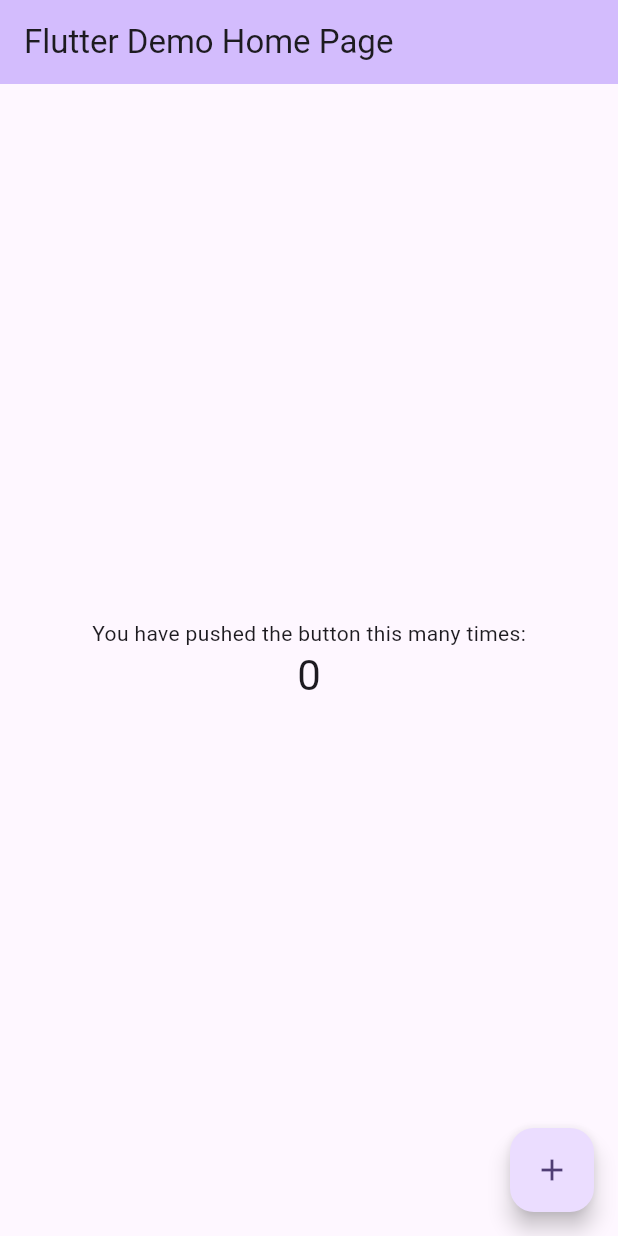
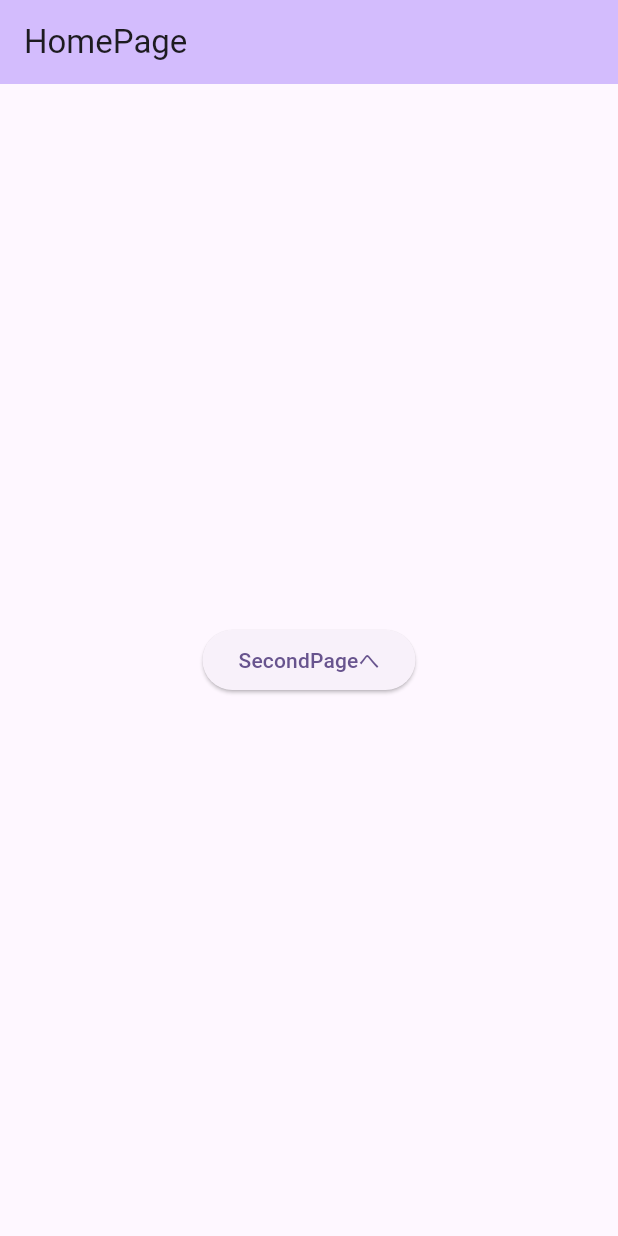
Before and after one commit to dev-yamamon01/CatchAppInfoFromFbSample, a Flutter app: the screen it shows after launch, on a phone screen of 412 x 824 dp. Run offline on Flutter 3.47's test engine with Material 3 defaults, Android fonts, the phone set to English and light mode, and no system bars.

Commit message:
feat:3つのページの用意とフォルダ構成まで

```diff
--- a/lib/main.dart
+++ b/lib/main.dart
@@ -11,112 +11,35 @@ class MyApp extends StatelessWidget {
   @override
   Widget build(BuildContext context) {
     return MaterialApp(
-      title: 'Flutter Demo',
       theme: ThemeData(
-        // This is the theme of your application.
-        //
-        // TRY THIS: Try running your application with "flutter run". You'll see
-        // the application has a purple toolbar. Then, without quitting the app,
-        // try changing the seedColor in the colorScheme below to Colors.green
-        // and then invoke "hot reload" (save your changes or press the "hot
-        // reload" button in a Flutter-supported IDE, or press "r" if you used
-        // the command line to start the app).
-        //
-        // Notice that the counter didn't reset back to zero; the application
-        // state is not lost during the reload. To reset the state, use hot
-        // restart instead.
-        //
-        // This works for code too, not just values: Most code changes can be
-        // tested with just a hot reload.
         colorScheme: ColorScheme.fromSeed(seedColor: Colors.deepPurple),
       ),
-      home: const MyHomePage(title: 'Flutter Demo Home Page'),
+      home: const MyHomePage(),
     );
   }
 }
 
 class MyHomePage extends StatefulWidget {
-  const MyHomePage({super.key, required this.title});
-
-  // This widget is the home page of your application. It is stateful, meaning
-  // that it has a State object (defined below) that contains fields that affect
-  // how it looks.
-
-  // This class is the configuration for the state. It holds the values (in this
-  // case the title) provided by the parent (in this case the App widget) and
-  // used by the build method of the State. Fields in a Widget subclass are
-  // always marked "final".
-
-  final String title;
+  const MyHomePage({super.key});
 
   @override
   State<MyHomePage> createState() => _MyHomePageState();
 }
 
 class _MyHomePageState extends State<MyHomePage> {
-  int _counter = 0;
-
-  void _incrementCounter() {
-    setState(() {
-      // This call to setState tells the Flutter framework that something has
-      // changed in this State, which causes it to rerun the build method below
-      // so that the display can reflect the updated values. If we changed
-      // _counter without calling setState(), then the build method would not be
-      // called again, and so nothing would appear to happen.
-      _counter++;
-    });
-  }
 
   @override
   Widget build(BuildContext context) {
-    // This method is rerun every time setState is called, for instance as done
-    // by the _incrementCounter method above.
-    //
-    // The Flutter framework has been optimized to make rerunning build methods
-    // fast, so that you can just rebuild anything that needs updating rather
-    // than having to individually change instances of widgets.
     return Scaffold(
       appBar: AppBar(
-        // TRY THIS: Try changing the color here to a specific color (to
-        // Colors.amber, perhaps?) and trigger a hot reload to see the AppBar
-        // change color while the other colors stay the same.
         backgroundColor: Theme.of(context).colorScheme.inversePrimary,
-        // Here we take the value from the MyHomePage object that was created by
-        // the App.build method, and use it to set our appbar title.
-        title: Text(widget.title),
+        title: Text('HomePage'),
       ),
       body: Center(
-        // Center is a layout widget. It takes a single child and positions it
-        // in the middle of the parent.
-        child: Column(
-          // Column is also a layout widget. It takes a list of children and
-          // arranges them vertically. By default, it sizes itself to fit its
-          // children horizontally, and tries to be as tall as its parent.
-          //
-          // Column has various properties to control how it sizes itself and
-          // how it positions its children. Here we use mainAxisAlignment to
-          // center the children vertically; the main axis here is the vertical
-          // axis because Columns are vertical (the cross axis would be
-          // horizontal).
-          //
-          // TRY THIS: Invoke "debug painting" (choose the "Toggle Debug Paint"
-          // action in the IDE, or press "p" in the console), to see the
-          // wireframe for each widget.
-          mainAxisAlignment: MainAxisAlignment.center,
-          children: <Widget>[
-            const Text('You have pushed the button this many times:'),
-            Text(
-              '$_counter',
-              style: Theme.of(context).textTheme.headlineMedium,
-            ),
-          ],
-        ),
+        child: ElevatedButton(
+            onPressed: (){},
+            child: Text('SecondPageへ'))
       ),
-      floatingActionButton: FloatingActionButton(
-        onPressed: _incrementCounter,
-        tooltip: 'Increment',
-        child: const Icon(Icons.add),
-      ), // This trailing comma makes auto-formatting nicer for build methods.
     );
   }
 }
```
